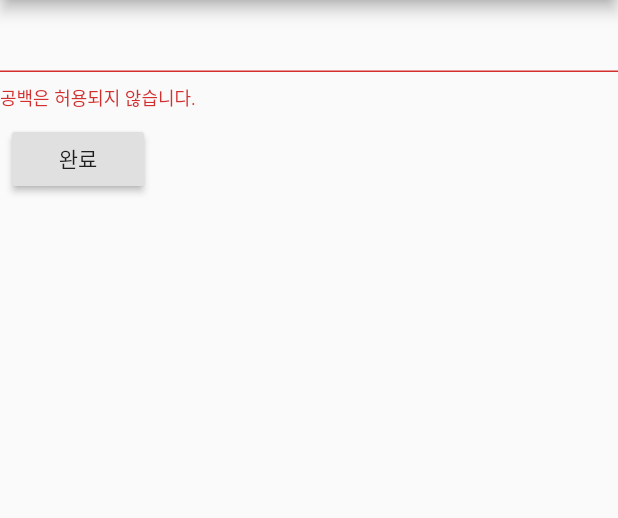
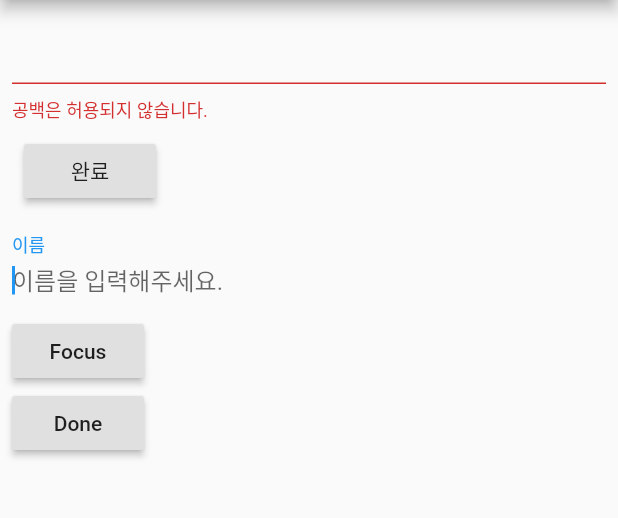
Before and after one commit to hyejin-1010/flutter-study, a Flutter app: the screen it shows after launch, after a tap on "완료", on a phone screen of 412 x 824 dp, the part 84-602 px from its top. Run offline on Flutter 3.47's test engine with Material 2 defaults, Android fonts, the light colour scheme and no system bars.

Commit message:
feat: TextField, AlertDialog

```diff
--- a/form_validation_study/lib/main.dart
+++ b/form_validation_study/lib/main.dart
@@ -13,6 +13,22 @@ class MyFormValidation extends StatefulWidget {
 
 class _MyFormValidationState extends State<MyFormValidation> {
   final _formKey = GlobalKey<FormState>();
+  FocusNode nameFocusNode;
+
+  final nameCtrl = TextEditingController();
+
+  @override
+  void initState() {
+    super.initState();
+    nameFocusNode = FocusNode();
+  }
+
+  @override
+  void dispose() {
+    nameFocusNode.dispose();
+    nameCtrl.dispose();
+    super.dispose();
+  }
 
   @override
   Widget build(BuildContext context) {
@@ -20,7 +36,9 @@ class _MyFormValidationState extends State<MyFormValidation> {
       appBar: AppBar(
         title: Text('Form Validation'),
       ),
-      body: Form(
+      body: Padding(
+        padding: const EdgeInsets.all(8.0),
+        child: Form(
           key: _formKey,
           child: Column(
             crossAxisAlignment: CrossAxisAlignment.start,
@@ -43,8 +61,35 @@ class _MyFormValidationState extends State<MyFormValidation> {
                   },
                   child: Text('완료'),
                 ),
+              ),
+              TextField(
+                controller: nameCtrl,
+                focusNode: nameFocusNode,
+                autofocus: true,
+                decoration: InputDecoration(
+                  hintText: '이름을 입력해주세요.',
+                  border: InputBorder.none,
+                  labelText: '이름',
+                ),
+              ),
+              RaisedButton(
+                onPressed: () {
+                  FocusScope.of(context).requestFocus(nameFocusNode);
+                },
+                child: Text('Focus'),
+              ),
+              RaisedButton(
+                onPressed: () {
+                  showDialog(context: context, builder: (context) {
+                    return AlertDialog(
+                      content: Text(nameCtrl.text),
+                    );
+                  });
+                },
+                child: Text('Done'),
               )
             ],
+          ),
         ),
       ),
     );
```
Lines whose indentation alone changed are shown as unchanged.
